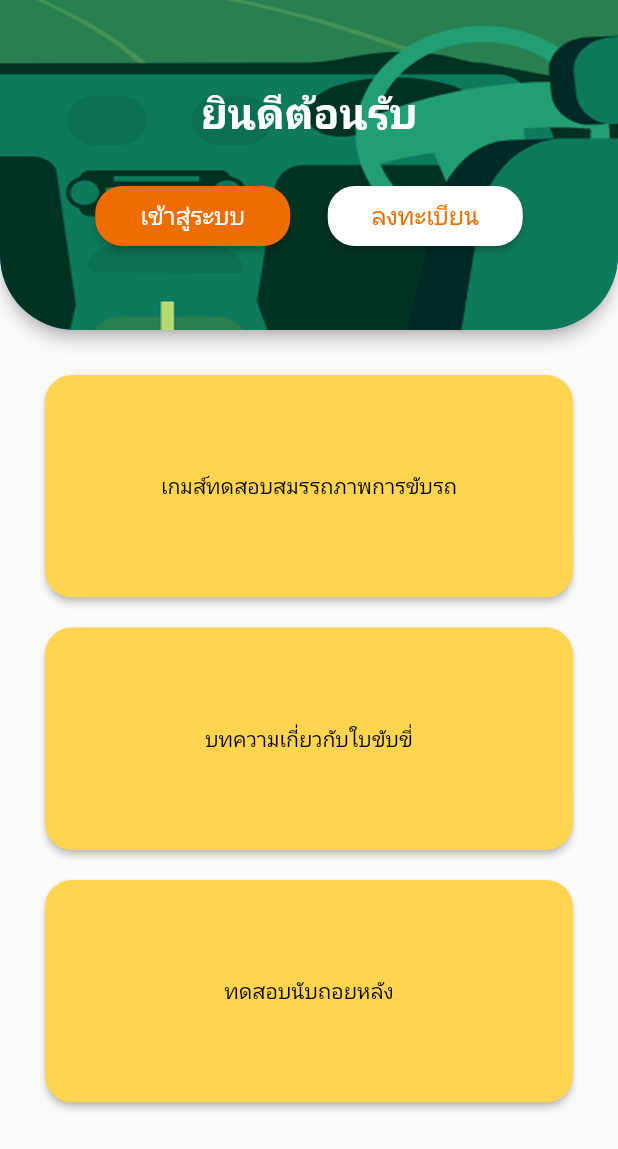
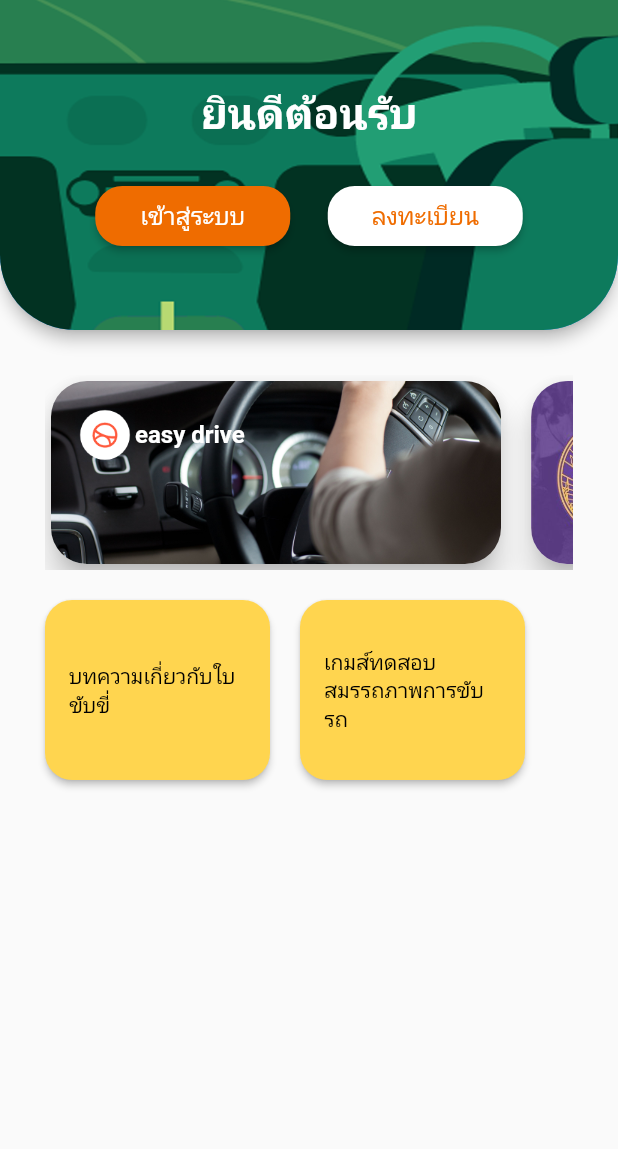
Before and after one commit to tham9500/ft_app_easy_drive, a Flutter app: the screen it shows after launch, on a phone screen of 412 x 824 dp. Shown: the top 1149 px of the screen. Run offline on Flutter 3.47's test engine with Material 2 defaults, Android fonts, the phone set to English and light mode, and no system bars; our stand-ins replace shared_preferences; missing offline and left inert: splash_screen_view.

Commit message:
[FIX]layput home registor login

```diff
--- a/lib/pages/home.dart
+++ b/lib/pages/home.dart
@@ -89,11 +89,11 @@ class _Home_pageState extends State<Home_page> {
           padding: const EdgeInsets.all(30),
           child: Column(
             children: <Widget>[
-              Games_Page(),
-              SizedBox(height: 20),
-              Article_Page(),
-              SizedBox(height: 20),
-              Timer_count(),
+              Scroll_Article_horizon(),
+              SizedBox(
+                height: 20,
+              ),
+              Scroll_menu()
             ],
           ),
         ),
@@ -101,10 +101,44 @@ class _Home_pageState extends State<Home_page> {
     );
   }
 
+  Widget Scroll_menu() {
+    return Container(
+      child: Center(
+        child: Column(
+          children: <Widget>[
+            Container(
+              child: Row(
+                children: <Widget>[
+                  Article_Page(),
+                  SizedBox(width: 20),
+                  Games_Page()
+                ],
+              ),
+            ),
+          ],
+        ),
+      ),
+    );
+  }
+
+  Widget Scroll_Article_horizon() {
+    return Container(
+      height: 130,
+      child: ListView(
+        scrollDirection: Axis.horizontal,
+        children: <Widget>[
+          Article_Page_scroll(),
+          SizedBox(width: 12),
+          Article_Page_scroll2(),
+        ],
+      ),
+    );
+  }
+
   Widget Games_Page() {
     return Container(
-        height: MediaQuery.of(context).size.height * 0.18,
-        width: MediaQuery.of(context).size.width,
+        height: 120,
+        width: 150,
 
         // color: Colors.amber.shade200,
         child: ElevatedButton(
@@ -126,8 +160,8 @@ class _Home_pageState extends State<Home_page> {
 
   Widget Article_Page() {
     return Container(
-        height: MediaQuery.of(context).size.height * 0.18,
-        width: MediaQuery.of(context).size.width,
+        height: 120,
+        width: 150,
 
         // color: Colors.amber.shade200,
         child: ElevatedButton(
@@ -141,6 +175,87 @@ class _Home_pageState extends State<Home_page> {
                 ))),
             child: Text("บทความเกี่ยวกับใบขับขี่"),
             onPressed: () {}));
+  }
+
+  Widget Article_Page_scroll() {
+    return Card(
+      shadowColor: Colors.black,
+      elevation: 8,
+      clipBehavior: Clip.antiAlias,
+      shape: RoundedRectangleBorder(
+        borderRadius: BorderRadius.circular(24),
+      ),
+      child: Container(
+        width: 300,
+        decoration: BoxDecoration(
+            image: DecorationImage(
+                image: AssetImage("assets/images/scrolls/articlescroll.jpg"),
+                fit: BoxFit.cover)),
+        padding: const EdgeInsets.all(16),
+        child: Column(
+          crossAxisAlignment: CrossAxisAlignment.start,
+          children: <Widget>[
+            Container(
+              child: Row(
+                children: [
+                  Container(
+                    height: 40,
+                    width: 40,
+                    child: Image(
+                      image: AssetImage("assets/images/logo/logo.png"),
+                    ),
+                  ),
+                  Container(
+                    child: Text(
+                      "easy drive",
+                      style: TextStyle(
+                          fontSize: 16,
+                          fontWeight: FontWeight.bold,
+                          color: Colors.white),
+                    ),
+                  ),
+                ],
+              ),
+            ),
+          ],
+        ),
+      ),
+    );
+  }
+
+  Widget Article_Page_scroll2() {
+    return Card(
+      shadowColor: Colors.black,
+      elevation: 8,
+      clipBehavior: Clip.antiAlias,
+      shape: RoundedRectangleBorder(
+        borderRadius: BorderRadius.circular(24),
+      ),
+      child: Container(
+        width: 300,
+        decoration: BoxDecoration(
+            image: DecorationImage(
+                image: AssetImage("assets/images/scrolls/scroll2.jpg"),
+                fit: BoxFit.cover)),
+        padding: const EdgeInsets.all(16),
+        child: Column(
+          crossAxisAlignment: CrossAxisAlignment.start,
+          children: <Widget>[
+            Container(
+              child: Row(
+                children: [
+                  Container(
+                    child: MaterialButton(
+                      onPressed: () {},
+                    ),
+                  ),
+                ],
+              ),
+            ),
+          ],
+        ),
+      ),
+    );
   }
 
   Widget Timer_count() {
--- a/lib/pages/registor.dart
+++ b/lib/pages/registor.dart
@@ -219,8 +219,6 @@ class _Registor_pageState extends State<Registor_page> {
   }
 
   Widget Check_verify() {
-    return Container(
-
-    )
+    return Container();
   }
 }
--- a/pubspec.yaml
+++ b/pubspec.yaml
@@ -61,6 +61,7 @@ flutter:
     - assets/Example_Colors/
     - assets/images/appbars/
     - assets/images/logo/
+    - assets/images/scrolls/
   #   - images/a_dot_ham.jpeg
 
   # An image asset can refer to one or more resolution-specific "variants", see
```
Also changed, not shown: assets/images/scrolls/articlescroll.jpg (added), assets/images/scrolls/scroll2.jpg (added).
